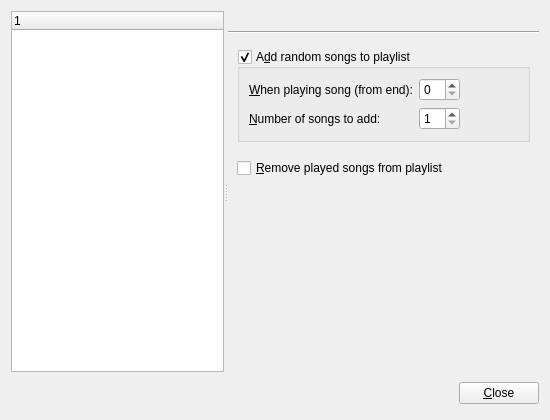
First picture: the form in ui/preferencesdialog.ui, repository Voker57/qmpdclient, before the edit.
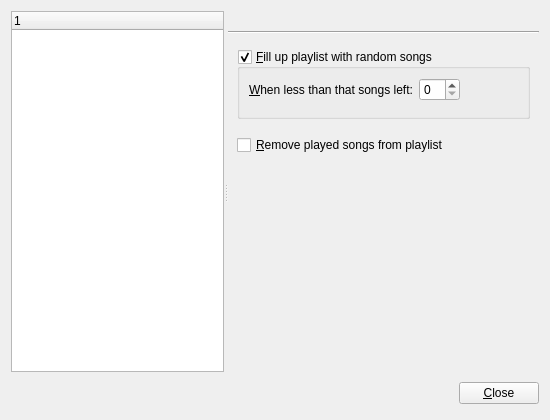
Second picture: the form after the edit. The open tabs and pages were chosen to show the change.

Commit message: Dynamic mode: Instead of adding M songs when N left, ensure N songs are left

The edit to the form file:
```diff
--- a/ui/preferencesdialog.ui
+++ b/ui/preferencesdialog.ui
@@ -1039,9 +1039,9 @@
             <number>9</number>
            </property>
            <item>
-            <widget class="QGroupBox" name="autoAddCheck" >
-             <property name="title" >
-              <string>A&amp;dd random songs to playlist</string>
+            <widget class="QGroupBox" name="autoAddCheck">
+             <property name="title">
+              <string>&amp;Fill up playlist with random songs</string>
              </property>
              <property name="checkable" >
               <bool>true</bool>
@@ -1050,25 +1050,13 @@
               <property name="leftMargin" >
                <number>9</number>
               </property>
-              <property name="topMargin" >
-               <number>9</number>
-              </property>
-              <property name="rightMargin" >
-               <number>9</number>
-              </property>
-              <property name="bottomMargin" >
-               <number>9</number>
-              </property>
-              <property name="horizontalSpacing" >
+              <property name="spacing">
                <number>6</number>
               </property>
-              <property name="verticalSpacing" >
-               <number>6</number>
-              </property>
-              <item row="0" column="0" >
-               <widget class="QLabel" name="autoAddPosSpinLabel" >
-                <property name="text" >
-                 <string>&amp;When playing song (from end):</string>
+              <item row="0" column="0">
+               <widget class="QLabel" name="autoAddPosSpinLabel">
+                <property name="text">
+                 <string>&amp;When less than that songs left:</string>
                 </property>
                 <property name="buddy" >
                  <cstring>autoAddPosSpin</cstring>
@@ -1078,24 +1066,7 @@
               <item row="0" column="1" >
                <widget class="QSpinBox" name="autoAddPosSpin" />
               </item>
-              <item row="1" column="1" >
-               <widget class="QSpinBox" name="autoAddCountSpin" >
-                <property name="minimum" >
-                 <number>1</number>
-                </property>
-               </widget>
-              </item>
-              <item row="1" column="0" >
-               <widget class="QLabel" name="autoAddCountSpinLabel" >
-                <property name="text" >
-                 <string>&amp;Number of songs to add:</string>
-                </property>
-                <property name="buddy" >
-                 <cstring>autoAddCountSpin</cstring>
-                </property>
-               </widget>
-              </item>
-              <item rowspan="2" row="0" column="2" >
+              <item row="0" column="2" rowspan="2">
                <spacer>
                 <property name="orientation" >
                  <enum>Qt::Horizontal</enum>
```
Left out of the diff: 1222 changed lines with no effect on the pictures. The commit also changes 5 other files.
